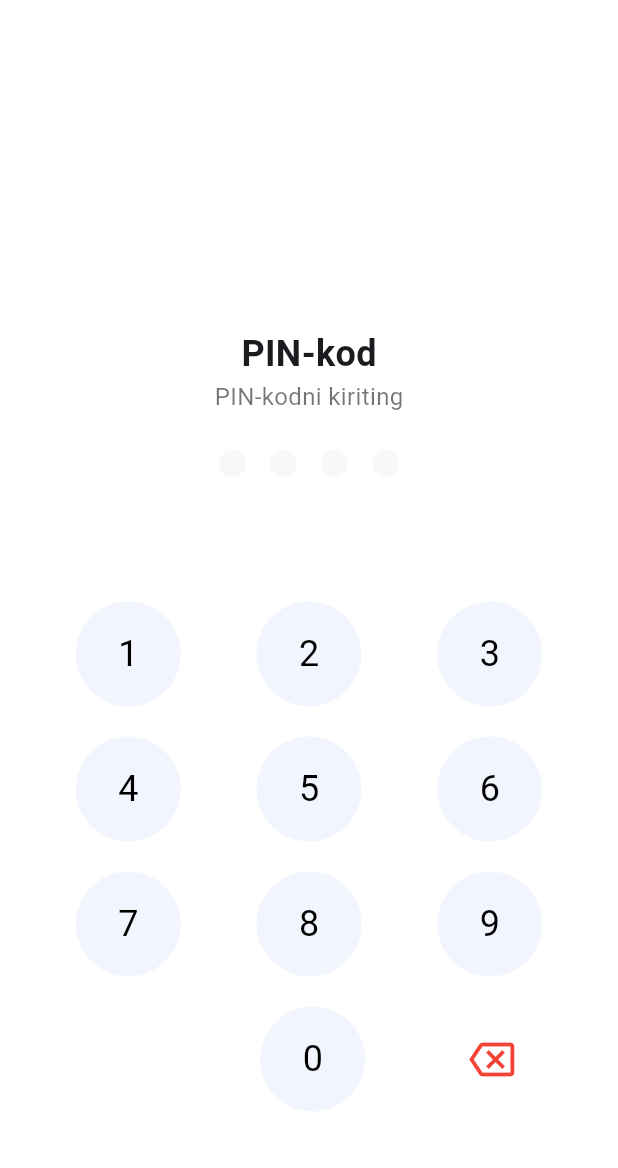
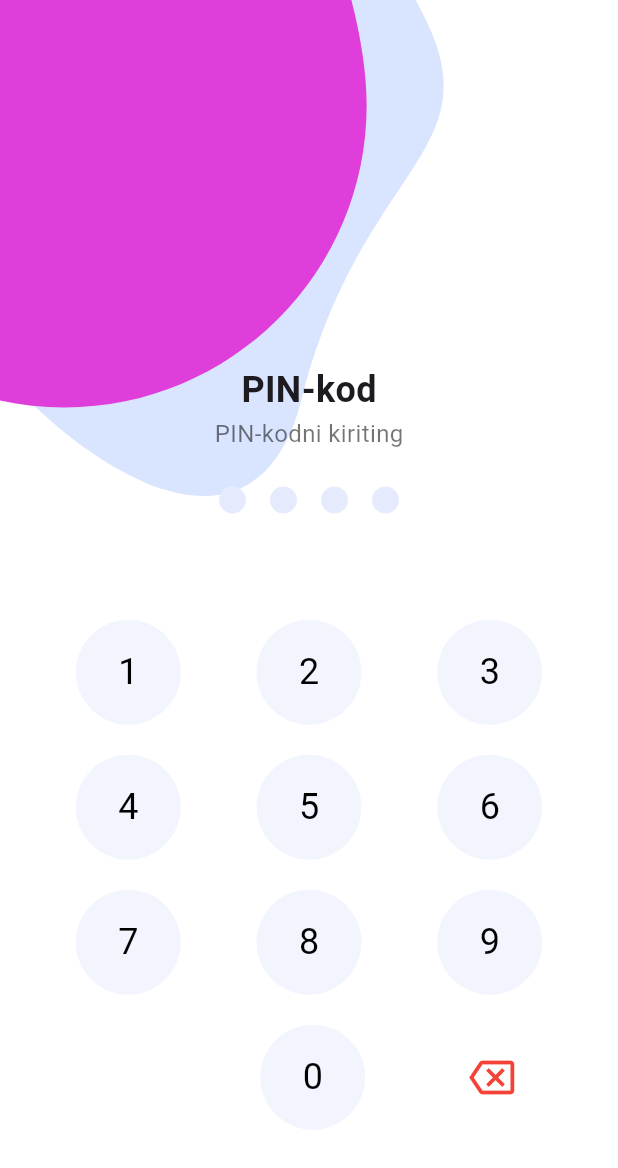
Before and after one commit to oversize-corparation/Oversize-Mobile, a Flutter app: the PinSetupScreen screen opened by its route, on a phone screen of 412 x 824 dp. Shown: the top 1168 px of the screen. Run offline on Flutter 3.47's test engine with Material 3 defaults, Android fonts, the phone set to English and light mode, and no system bars; drawn by our look-alikes of zoom_tap_animation; our stand-ins replace awesome_dialog, country_picker, dotted_border, easy_localization, flutter_svg, go_router and 8 more; accounts and stored records are empty.

```diff
--- a/assets/translations/en.json
+++ b/assets/translations/en.json
@@ -42,5 +42,9 @@
     "city": "City",
     "adrs": "Address",
     "chooseContry": "Choose your country",
-    "delete": "delete"
+    "delete": "delete",
+    "pintitle":"PIN-Code",
+    "pinsub":"Enter PIN code",
+    "errordialog":"You reached out maximum amount of attempts. Please, try later.",
+    "okay":"Okay"
 }
--- a/assets/translations/ru.json
+++ b/assets/translations/ru.json
@@ -42,5 +42,9 @@
     "city": "Город",
     "adrs": "Адрес",
     "chooseContry": "Выберите свою страну",
-    "delete": "Удалить"
+    "delete": "Удалить",
+    "pintitle":"ПИН-код",
+    "pinsub":"Введите PIN-код",
+    "errordialog":"Вы достигли максимального количества попыток. Попробуйте позже.",
+    "okay":"Хорошо"
 }
--- a/assets/translations/uz.json
+++ b/assets/translations/uz.json
@@ -42,5 +42,9 @@
     "city": "Shahar",
     "adrs": "Manzil",
     "chooseContry": "Mamlakatingizni tanlang",
-    "delete": "O'chirish"
+    "delete": "O'chirish",
+    "pintitle":"PIN-kod",
+    "pinsub":"PIN kodni kiriting",
+    "errordialog":"Siz maksimal urinishlar soniga erishdingiz. Iltimos, keyinroq urinib koʻring.",
+    "okay":"Xop"
 }
--- a/lib/core/constants/app_colors.dart
+++ b/lib/core/constants/app_colors.dart
@@ -15,12 +15,11 @@ class AppColor {
   // static const Color lightGray50 = Color.fromRGBO(64, 79, 111, 0.50);
   // static const Color darkBlue500 = Color(0xFF404F6F);
   // static const Color lightGray700 = Color(0xFF939497);
-  static const Color deepPurple = Color(0xffE248CD);
+  static const Color deepPurple = Color(0xffE03EDA);
   static const Color boxShadow = Color(0x29000000);
   static const Color white = Colors.white;
   static const Color buttonText = Color(0xffF3F3F3);
   static const Color bubble1 = Color(0xffD9E4FF);
-  static const Color bubble2 = Color(0xffE03EDA);
   static const Color bubble3 = Color(0xffF2F5FE);
   static const Color cancel = Color(0xff202020);
   static const Color fillColor = Color(0xffF8F8F8);
@@ -28,4 +27,5 @@ class AppColor {
   static const Color dropIcon = Color(0xff1F1F1F);
   static const Color deepBlack = Color(0xff000000);
   static const Color circleBlur = Color(0xFFE5EBFC);
+  static const Color error = Color(0xffFF0000);
 }
--- a/lib/core/routes/app_router.dart
+++ b/lib/core/routes/app_router.dart
@@ -23,7 +23,7 @@ class AppRouter {
   static String shippingAdres = '/shippingAdres';
 
   static GoRouter router = GoRouter(
-    initialLocation: splash,
+    initialLocation: start,
     // initialLocation: profile,
     routes: [
       GoRoute(
--- a/lib/features/app/pin_setup_screen.dart
+++ b/lib/features/app/pin_setup_screen.dart
@@ -1,9 +1,13 @@
 import 'package:flutter/material.dart';
+import 'package:flutter_svg/svg.dart';
 import 'package:go_router/go_router.dart';
 import 'package:oversize/core/constants/app_colors.dart';
+import 'package:oversize/core/constants/app_images.dart';
 import 'package:oversize/core/extension/space_extension.dart';
 import 'package:oversize/core/routes/app_router.dart';
 import 'package:oversize/core/services/local_storage.dart';
+import 'package:vibration/vibration.dart';
+import 'package:zoom_tap_animation/zoom_tap_animation.dart';
 
 class PinSetupScreen extends StatefulWidget {
   const PinSetupScreen({super.key});
@@ -12,8 +16,39 @@ class PinSetupScreen extends StatefulWidget {
   State<PinSetupScreen> createState() => _PinSetupScreenState();
 }
 
-class _PinSetupScreenState extends State<PinSetupScreen> {
+class _PinSetupScreenState extends State<PinSetupScreen>
+    with SingleTickerProviderStateMixin {
   final List<String> _input = [];
+  late AnimationController _shakeController;
+  late Animation<double> _shakeAnimation;
+  bool _isError = false;
+
+  @override
+  void initState() {
+    super.initState();
+    _shakeController = AnimationController(
+      duration: const Duration(milliseconds: 400),
+      vsync: this,
+    );
+
+    _shakeAnimation =
+        Tween<double>(
+            begin: 0,
+            end: 24,
+          ).chain(CurveTween(curve: Curves.elasticIn)).animate(_shakeController)
+          ..addStatusListener((status) {
+            if (status == AnimationStatus.completed) {
+              _shakeController
+                  .reset(); // shake tugagach offsetni tiklaydi (0 ga)
+            }
+          });
+  }
+
+  @override
+  void dispose() {
+    _shakeController.dispose();
+    super.dispose();
+  }
 
   void _addDigit(String digit) {
     if (_input.length < 4) {
@@ -36,40 +71,58 @@ class _PinSetupScreenState extends State<PinSetupScreen> {
     final savedPin = HiveLocalStorageService.getValue<String>('user_pin');
 
     if (savedPin == null) {
-      // PIN birinchi marta o‘rnatilmoqda
       await HiveLocalStorageService.setValue('user_pin', enteredPin);
       if (context.mounted) context.goNamed(AppRouter.home);
     } else {
-      // PIN tekshirilmoqda
       if (enteredPin == savedPin) {
         if (context.mounted) context.goNamed(AppRouter.home);
       } else {
-        ScaffoldMessenger.of(
-          context,
-        ).showSnackBar(const SnackBar(content: Text("PIN noto‘g‘ri!")));
-        setState(() {
-          _input.clear();
-        });
+        _triggerErrorFeedback();
       }
     }
   }
 
+  void _vibrateOnError() async {
+    if (await Vibration.hasVibrator()) {
+      Vibration.vibrate(duration: 200); // xatolikda kuchliroq vibratsiya
+    }
+  }
+
+  Future<void> _triggerErrorFeedback() async {
+    setState(() {
+      _isError = true;
+    });
+    _vibrateOnError();
+    // Shake animation
+    _shakeController.forward(from: 0);
+
+    await Future.delayed(const Duration(milliseconds: 500));
+
+    setState(() {
+      _isError = false;
+      _input.clear();
+    });
+  }
+
   Widget _buildPinCircle(int index) {
     bool filled = index < _input.length;
+    Color color;
+    if (_isError) {
+      color = Colors.red;
+    } else {
+      color = filled ? AppColor.deepPurple : AppColor.circleBlur;
+    }
+
     return Container(
       width: 18,
       height: 18,
       margin: const EdgeInsets.symmetric(horizontal: 8),
-      decoration: BoxDecoration(
-        shape: BoxShape.circle,
-        color: filled ? AppColor.deepPurple : AppColor.fillColor,
-      ),
+      decoration: BoxDecoration(shape: BoxShape.circle, color: color),
     );
   }
 
   Widget _buildNumberButton(String number) {
-    return InkWell(
-      borderRadius: BorderRadius.circular(35),
+    return ZoomTapAnimation(
       onTap: () {
         _addDigit(number);
         if (_input.length == 4) {
@@ -93,7 +146,7 @@ class _PinSetupScreenState extends State<PinSetupScreen> {
   }
 
   Widget _buildBackspaceButton() {
-    return GestureDetector(
+    return ZoomTapAnimation(
       onTap: _removeDigit,
       child: const Icon(Icons.backspace_outlined, size: 30, color: Colors.red),
     );
@@ -103,11 +156,14 @@ class _PinSetupScreenState extends State<PinSetupScreen> {
   Widget build(BuildContext context) {
     return Scaffold(
       backgroundColor: AppColor.white,
-      body: SafeArea(
-        child: Column(
+      body: Stack(
+        children: [
+          SvgPicture.asset(AppImages.bubbleLogin, color: AppColor.bubble1),
+          SvgPicture.asset(AppImages.bubbleLogin2, color: AppColor.deepPurple),
+          Column(
             mainAxisAlignment: MainAxisAlignment.center,
             children: [
-            const Spacer(flex: 3),
+              const Spacer(flex: 4),
               const Text(
                 "PIN-kod",
                 style: TextStyle(fontSize: 24, fontWeight: FontWeight.bold),
@@ -116,11 +172,22 @@ class _PinSetupScreenState extends State<PinSetupScreen> {
                 "PIN-kodni kiriting",
                 style: TextStyle(fontSize: 16, color: Colors.black54),
               ),
-            const SizedBox(height: 24),
-            Row(
-              mainAxisAlignment: MainAxisAlignment.center,
+              24.h,
+              Center(
+                child: AnimatedBuilder(
+                  animation: _shakeController,
+                  builder: (context, child) {
+                    return Transform.translate(
+                      offset: Offset(_shakeAnimation.value, 0),
+                      child: Row(
+                        mainAxisSize: MainAxisSize.min,
                         children: List.generate(4, _buildPinCircle),
                       ),
+                    );
+                  },
+                ),
+              ),
+
               const Spacer(),
               Column(
                 mainAxisAlignment: MainAxisAlignment.end,
@@ -147,6 +214,7 @@ class _PinSetupScreenState extends State<PinSetupScreen> {
               const Spacer(),
             ],
           ),
+        ],
       ),
     );
   }
--- a/lib/features/auth/presentation/screens/create_account_screen.dart
+++ b/lib/features/auth/presentation/screens/create_account_screen.dart
@@ -20,7 +20,7 @@ class CreateAccountScreen extends StatelessWidget {
             alignment: Alignment(1, -1),
             child: SvgPicture.asset(
               AppImages.bubbleCreate2,
-              color: AppColor.bubble2,
+              color: AppColor.deepPurple,
             ),
           ),
           SingleChildScrollView(
--- a/lib/features/auth/presentation/screens/login_screen.dart
+++ b/lib/features/auth/presentation/screens/login_screen.dart
@@ -14,12 +14,12 @@ class LoginScreen extends StatelessWidget {
       body: Stack(
         children: [
           SvgPicture.asset(AppImages.bubbleLogin, color: AppColor.bubble1),
-          SvgPicture.asset(AppImages.bubbleLogin2, color: AppColor.bubble2),
+          SvgPicture.asset(AppImages.bubbleLogin2, color: AppColor.deepPurple),
           Align(
             alignment: Alignment(1, -0.3),
             child: SvgPicture.asset(
               AppImages.bubbleLogin4,
-              color: AppColor.bubble2,
+              color: AppColor.deepPurple,
             ),
           ),
           Align(
--- a/lib/features/start/presentation/screens/start_screen.dart
+++ b/lib/features/start/presentation/screens/start_screen.dart
@@ -4,6 +4,7 @@ import 'package:oversize/config/widgets/button_widget.dart';
 import 'package:oversize/core/extension/space_extension.dart';
 import 'package:oversize/core/routes/app_router.dart';
 import 'package:oversize/features/start/start.dart';
+import 'package:zoom_tap_animation/zoom_tap_animation.dart';
 
 class StartScreen extends StatelessWidget {
   const StartScreen({super.key});
@@ -74,7 +75,7 @@ class StartScreen extends StatelessWidget {
                     ),
                   ),
                   16.w,
-                  GestureDetector(
+                  ZoomTapAnimation(
                     onTap: () {
                       context.pushNamed(AppRouter.login);
                     },
--- a/pubspec.yaml
+++ b/pubspec.yaml
@@ -48,6 +48,8 @@ dependencies:
   hive: ^2.2.3
   local_auth: ^2.3.0
   country_picker: ^2.0.27
+  vibration: ^3.1.3
+  awesome_dialog: ^3.2.1
 
 dev_dependencies:
   flutter_test:
```
Also changed, not shown: lib/features/auth/presentation/screens/otp_screen.dart (+46 -2 lines), pubspec.lock, 8 other files. Lines whose indentation alone changed are shown as unchanged.
